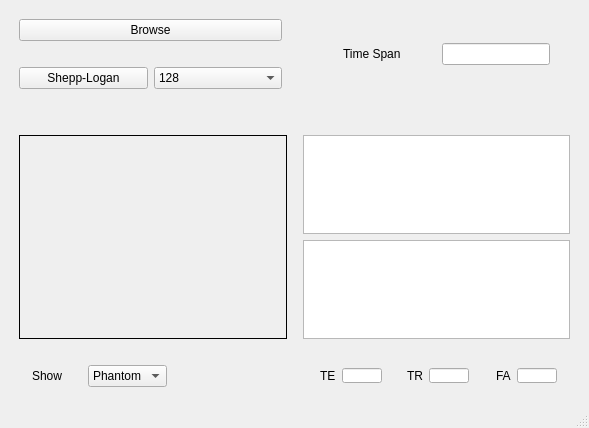
The window that MRI.ui (Merna-Atef/MRI-) describes before a commit, drawn with Qt 5.
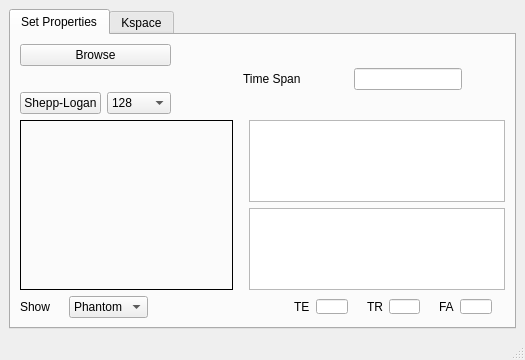
The same window after the commit. Custom widgets are drawn as their Qt base class.

What changed in the file:
```diff
--- a/MRI.ui
+++ b/MRI.ui
@@ -6,51 +6,224 @@
    <rect>
     <x>0</x>
     <y>0</y>
-    <width>589</width>
-    <height>428</height>
+    <width>525</width>
+    <height>360</height>
    </rect>
   </property>
-  <property name="minimumSize">
-   <size>
-    <width>589</width>
-    <height>428</height>
-   </size>
-  </property>
   <property name="windowTitle">
    <string>MRI</string>
   </property>
   <widget class="QWidget" name="centralwidget">
-   <layout class="QGridLayout" name="gridLayout">
-    <item row="5" column="1">
-     <layout class="QHBoxLayout" name="horizontalLayout_5" stretch="0,0,0,0,0,0,0,0,0,0,0,0,0,0">
+   <layout class="QVBoxLayout" name="verticalLayout_10">
+    <item>
+     <widget class="QTabWidget" name="tabWidget">
+      <property name="currentIndex">
+       <number>0</number>
+      </property>
+      <widget class="QWidget" name="tab1">
+       <attribute name="title">
+        <string>Set Properties</string>
+       </attribute>
+       <layout class="QVBoxLayout" name="verticalLayout_7">
+        <item>
+         <layout class="QHBoxLayout" name="horizontalLayout_11">
+          <item>
+           <layout class="QHBoxLayout" name="horizontalLayout_12">
+            <item>
+             <layout class="QVBoxLayout" name="verticalLayout_5">
+              <item alignment="Qt::AlignVCenter">
+               <widget class="QPushButton" name="btnBrowse_3">
+                <property name="minimumSize">
+                 <size>
+                  <width>100</width>
+                  <height>0</height>
+                 </size>
+                </property>
+                <property name="text">
+                 <string>Browse</string>
+                </property>
+               </widget>
+              </item>
+              <item>
+               <spacer name="verticalSpacer_10">
+                <property name="orientation">
+                 <enum>Qt::Vertical</enum>
+                </property>
+                <property name="sizeType">
+                 <enum>QSizePolicy::Fixed</enum>
+                </property>
+                <property name="sizeHint" stdset="0">
+                 <size>
+                  <width>20</width>
+                  <height>20</height>
+                 </size>
+                </property>
+               </spacer>
+              </item>
+              <item>
+               <layout class="QHBoxLayout" name="horizontalLayout_13">
+                <item>
+                 <widget class="QPushButton" name="btnSheppCreate_3">
+                  <property name="text">
+                   <string>Shepp-Logan</string>
+                  </property>
+                 </widget>
+                </item>
+                <item>
+                 <widget class="QComboBox" name="comboSheppSize_3">
+                  <item>
+                   <property name="text">
+                    <string>128</string>
+                   </property>
+                  </item>
+                  <item>
+                   <property name="text">
+                    <string>256</string>
+                   </property>
+                  </item>
+                  <item>
+                   <property name="text">
+                    <string>512</string>
+                   </property>
+                  </item>
+                 </widget>
+                </item>
+               </layout>
+              </item>
+             </layout>
+            </item>
+            <item>
+             <spacer name="horizontalSpacer_3">
+              <property name="orientation">
+               <enum>Qt::Horizontal</enum>
+              </property>
+              <property name="sizeType">
+               <enum>QSizePolicy::Fixed</enum>
+              </property>
+              <property name="sizeHint" stdset="0">
+               <size>
+                <width>20</width>
+                <height>20</height>
+               </size>
+              </property>
+             </spacer>
+            </item>
+            <item alignment="Qt::AlignHCenter">
+             <widget class="QLabel" name="label_11">
+              <property name="text">
+               <string>Time Span</string>
+              </property>
+             </widget>
+            </item>
+            <item alignment="Qt::AlignLeft">
+             <widget class="QLineEdit" name="plotTime_3">
+              <property name="sizePolicy">
+               <sizepolicy hsizetype="Minimum" vsizetype="Fixed">
+                <horstretch>0</horstretch>
+                <verstretch>0</verstretch>
+               </sizepolicy>
+              </property>
+              <property name="minimumSize">
+               <size>
+                <width>40</width>
+                <height>10</height>
+               </size>
+              </property>
+             </widget>
+            </item>
+           </layout>
+          </item>
+         </layout>
+        </item>
+        <item>
+         <layout class="QHBoxLayout" name="horizontalLayout_14">
+          <item>
+           <widget class="QLabel" name="phantomlbl_3">
+            <property name="minimumSize">
+             <size>
+              <width>128</width>
+              <height>128</height>
+             </size>
+            </property>
+            <property name="mouseTracking">
+             <bool>true</bool>
+            </property>
+            <property name="frameShape">
+             <enum>QFrame::Box</enum>
+            </property>
+            <property name="text">
+             <string/>
+            </property>
+           </widget>
+          </item>
+          <item>
+           <spacer name="horizontalSpacer_18">
+            <property name="orientation">
+             <enum>Qt::Horizontal</enum>
+            </property>
+            <property name="sizeType">
+             <enum>QSizePolicy::Fixed</enum>
+            </property>
+            <property name="sizeHint" stdset="0">
+             <size>
+              <width>10</width>
+              <height>20</height>
+             </size>
+            </property>
+           </spacer>
+          </item>
+          <item>
+           <layout class="QVBoxLayout" name="verticalLayout_6">
+            <item>
+             <widget class="PlotWidget" name="graphicsPlotT1_3">
+              <property name="sizePolicy">
+               <sizepolicy hsizetype="Preferred" vsizetype="Preferred">
+                <horstretch>0</horstretch>
+                <verstretch>0</verstretch>
+               </sizepolicy>
+              </property>
+              <property name="maximumSize">
+               <size>
+                <width>16777215</width>
+                <height>16777215</height>
+               </size>
+              </property>
+             </widget>
+            </item>
+            <item>
+             <widget class="PlotWidget" name="graphicsPlotT2_3">
+              <property name="sizePolicy">
+               <sizepolicy hsizetype="Preferred" vsizetype="Preferred">
+                <horstretch>0</horstretch>
+                <verstretch>0</verstretch>
+               </sizepolicy>
+              </property>
+              <property name="maximumSize">
+               <size>
+                <width>16777215</width>
+                <height>16777215</height>
+               </size>
+              </property>
+             </widget>
+            </item>
+           </layout>
+          </item>
+         </layout>
+        </item>
+        <item>
+         <layout class="QHBoxLayout" name="horizontalLayout_15" stretch="0,0,0,0,0,0,0,0,0,0,0,0,0">
       <property name="sizeConstraint">
        <enum>QLayout::SetDefaultConstraint</enum>
       </property>
       <item>
-       <spacer name="horizontalSpacer_12">
-        <property name="orientation">
-         <enum>Qt::Horizontal</enum>
-        </property>
-        <property name="sizeType">
-         <enum>QSizePolicy::Fixed</enum>
-        </property>
-        <property name="sizeHint" stdset="0">
-         <size>
-          <width>13</width>
-          <height>20</height>
-         </size>
-        </property>
-       </spacer>
-      </item>
-      <item alignment="Qt::AlignRight">
-       <widget class="QLabel" name="label_3">
+           <widget class="QLabel" name="label_12">
         <property name="text">
          <string>Show</string>
         </property>
        </widget>
       </item>
       <item>
-       <spacer name="horizontalSpacer_5">
+           <spacer name="horizontalSpacer_19">
         <property name="orientation">
          <enum>Qt::Horizontal</enum>
         </property>
@@ -59,14 +232,14 @@
         </property>
         <property name="sizeHint" stdset="0">
          <size>
-          <width>20</width>
+              <width>13</width>
           <height>20</height>
          </size>
         </property>
        </spacer>
       </item>
       <item>
-       <widget class="QComboBox" name="comboViewMode">
+           <widget class="QComboBox" name="comboViewMode_3">
         <item>
          <property name="text">
           <string>Phantom</string>
@@ -90,7 +263,7 @@
        </widget>
       </item>
       <item>
-       <spacer name="horizontalSpacer_7">
+           <spacer name="horizontalSpacer_20">
         <property name="orientation">
          <enum>Qt::Horizontal</enum>
         </property>
@@ -105,15 +278,15 @@
         </property>
        </spacer>
       </item>
-      <item alignment="Qt::AlignRight">
-       <widget class="QLabel" name="label_4">
+          <item>
+           <widget class="QLabel" name="label_13">
         <property name="text">
          <string>TE</string>
         </property>
        </widget>
       </item>
       <item>
-       <widget class="QLineEdit" name="TimeEcho">
+           <widget class="QLineEdit" name="TimeEcho_3">
         <property name="maximumSize">
          <size>
           <width>40</width>
@@ -123,7 +296,7 @@
        </widget>
       </item>
       <item>
-       <spacer name="horizontalSpacer_8">
+           <spacer name="horizontalSpacer_21">
         <property name="orientation">
          <enum>Qt::Horizontal</enum>
         </property>
@@ -138,15 +311,15 @@
         </property>
        </spacer>
       </item>
-      <item alignment="Qt::AlignRight">
-       <widget class="QLabel" name="label_5">
+          <item>
+           <widget class="QLabel" name="label_14">
         <property name="text">
          <string>TR</string>
         </property>
        </widget>
       </item>
       <item>
-       <widget class="QLineEdit" name="TimeRepeat">
+           <widget class="QLineEdit" name="TimeRepeat_3">
         <property name="maximumSize">
          <size>
           <width>40</width>
@@ -156,7 +329,7 @@
        </widget>
       </item>
       <item>
-       <spacer name="horizontalSpacer_9">
+           <spacer name="horizontalSpacer_22">
         <property name="orientation">
          <enum>Qt::Horizontal</enum>
         </property>
@@ -171,15 +344,15 @@
         </property>
        </spacer>
       </item>
-      <item alignment="Qt::AlignRight">
-       <widget class="QLabel" name="label_6">
+          <item>
+           <widget class="QLabel" name="label_15">
         <property name="text">
          <string>FA</string>
         </property>
        </widget>
       </item>
       <item>
-       <widget class="QLineEdit" name="FlipAngle">
+           <widget class="QLineEdit" name="FlipAngle_3">
         <property name="maximumSize">
          <size>
           <width>40</width>
@@ -189,7 +362,7 @@
        </widget>
       </item>
       <item>
-       <spacer name="horizontalSpacer_11">
+           <spacer name="horizontalSpacer_23">
         <property name="orientation">
          <enum>Qt::Horizontal</enum>
         </property>
@@ -206,74 +379,17 @@
       </item>
      </layout>
     </item>
-    <item row="3" column="0">
-     <spacer name="horizontalSpacer_2">
-      <property name="orientation">
-       <enum>Qt::Horizontal</enum>
-      </property>
-      <property name="sizeType">
-       <enum>QSizePolicy::Fixed</enum>
-      </property>
-      <property name="sizeHint" stdset="0">
-       <size>
-        <width>10</width>
-        <height>20</height>
-       </size>
-      </property>
-     </spacer>
-    </item>
-    <item row="4" column="1">
-     <spacer name="verticalSpacer">
-      <property name="orientation">
-       <enum>Qt::Vertical</enum>
-      </property>
-      <property name="sizeType">
-       <enum>QSizePolicy::Fixed</enum>
-      </property>
-      <property name="sizeHint" stdset="0">
-       <size>
-        <width>20</width>
-        <height>20</height>
-       </size>
-      </property>
-     </spacer>
-    </item>
-    <item row="3" column="2">
-     <spacer name="horizontalSpacer_3">
-      <property name="orientation">
-       <enum>Qt::Horizontal</enum>
-      </property>
-      <property name="sizeType">
-       <enum>QSizePolicy::Fixed</enum>
-      </property>
-      <property name="sizeHint" stdset="0">
-       <size>
-        <width>10</width>
-        <height>20</height>
-       </size>
-      </property>
-     </spacer>
-    </item>
-    <item row="6" column="1">
-     <spacer name="verticalSpacer_4">
-      <property name="orientation">
-       <enum>Qt::Vertical</enum>
-      </property>
-      <property name="sizeType">
-       <enum>QSizePolicy::Fixed</enum>
-      </property>
-      <property name="sizeHint" stdset="0">
-       <size>
-        <width>20</width>
-        <height>10</height>
-       </size>
-      </property>
-     </spacer>
-    </item>
-    <item row="3" column="1">
-     <layout class="QHBoxLayout" name="horizontalLayout">
+       </layout>
+      </widget>
+      <widget class="QWidget" name="tab2">
+       <attribute name="title">
+        <string>Kspace</string>
+       </attribute>
+       <layout class="QVBoxLayout" name="verticalLayout_9">
       <item>
-       <widget class="QLabel" name="phantomlbl">
+         <layout class="QHBoxLayout" name="horizontalLayout_17">
+          <item>
+           <widget class="QLabel" name="kspaceLbl">
         <property name="minimumSize">
          <size>
           <width>128</width>
@@ -292,7 +408,7 @@
        </widget>
       </item>
       <item>
-       <spacer name="horizontalSpacer_4">
+           <spacer name="horizontalSpacer_24">
         <property name="orientation">
          <enum>Qt::Horizontal</enum>
         </property>
@@ -301,191 +417,34 @@
         </property>
         <property name="sizeHint" stdset="0">
          <size>
-          <width>10</width>
+              <width>13</width>
           <height>20</height>
          </size>
         </property>
        </spacer>
       </item>
       <item>
-       <layout class="QVBoxLayout" name="verticalLayout_3">
-        <item>
-         <widget class="PlotWidget" name="graphicsPlotT1">
-          <property name="sizePolicy">
-           <sizepolicy hsizetype="Preferred" vsizetype="Preferred">
-            <horstretch>0</horstretch>
-            <verstretch>0</verstretch>
-           </sizepolicy>
-          </property>
-          <property name="maximumSize">
-           <size>
-            <width>16777215</width>
-            <height>16777215</height>
-           </size>
+           <widget class="QLabel" name="imgFromKspace">
+            <property name="frameShape">
+             <enum>QFrame::Box</enum>
+            </property>
+            <property name="text">
+             <string/>
           </property>
          </widget>
         </item>
-        <item>
-         <widget class="PlotWidget" name="graphicsPlotT2">
-          <property name="sizePolicy">
-           <sizepolicy hsizetype="Preferred" vsizetype="Preferred">
-            <horstretch>0</horstretch>
-            <verstretch>0</verstretch>
-           </sizepolicy>
-          </property>
-          <property name="maximumSize">
-           <size>
-            <width>16777215</width>
-            <height>16777215</height>
-           </size>
-          </property>
-         </widget>
-        </item>
-       </layout>
-      </item>
-     </layout>
-    </item>
-    <item row="2" column="1">
-     <spacer name="verticalSpacer_3">
-      <property name="orientation">
-       <enum>Qt::Vertical</enum>
-      </property>
-      <property name="sizeType">
-       <enum>QSizePolicy::Fixed</enum>
-      </property>
-      <property name="sizeHint" stdset="0">
-       <size>
-        <width>20</width>
-        <height>40</height>
-       </size>
-      </property>
-     </spacer>
-    </item>
-    <item row="0" column="1">
-     <spacer name="verticalSpacer_5">
-      <property name="orientation">
-       <enum>Qt::Vertical</enum>
-      </property>
-      <property name="sizeType">
-       <enum>QSizePolicy::Fixed</enum>
-      </property>
-      <property name="sizeHint" stdset="0">
-       <size>
-        <width>20</width>
-        <height>10</height>
-       </size>
-      </property>
-     </spacer>
-    </item>
-    <item row="1" column="1">
-     <layout class="QHBoxLayout" name="horizontalLayout_2">
+         </layout>
+        </item>
       <item>
-       <layout class="QVBoxLayout" name="verticalLayout">
-        <item alignment="Qt::AlignVCenter">
-         <widget class="QPushButton" name="btnBrowse">
-          <property name="minimumSize">
-           <size>
-            <width>100</width>
-            <height>0</height>
-           </size>
-          </property>
+         <widget class="QPushButton" name="startSeq">
           <property name="text">
-           <string>Browse</string>
+           <string>Start Sequence</string>
           </property>
          </widget>
         </item>
-        <item>
-         <spacer name="verticalSpacer_8">
-          <property name="orientation">
-           <enum>Qt::Vertical</enum>
-          </property>
-          <property name="sizeType">
-           <enum>QSizePolicy::Fixed</enum>
-          </property>
-          <property name="sizeHint" stdset="0">
-           <size>
-            <width>20</width>
-            <height>20</height>
-           </size>
-          </property>
-         </spacer>
-        </item>
-        <item>
-         <layout class="QHBoxLayout" name="horizontalLayout_3">
-          <item>
-           <widget class="QPushButton" name="btnSheppCreate">
-            <property name="text">
-             <string>Shepp-Logan</string>
-            </property>
-           </widget>
-          </item>
-          <item>
-           <widget class="QComboBox" name="comboSheppSize">
-            <item>
-             <property name="text">
-              <string>128</string>
-             </property>
-            </item>
-            <item>
-             <property name="text">
-              <string>256</string>
-             </property>
-            </item>
-            <item>
-             <property name="text">
-              <string>512</string>
-             </property>
-            </item>
-           </widget>
-          </item>
-         </layout>
-        </item>
-       </layout>
-      </item>
-      <item>
-       <spacer name="horizontalSpacer">
-        <property name="orientation">
-         <enum>Qt::Horizontal</enum>
-        </property>
-        <property name="sizeType">
-         <enum>QSizePolicy::Fixed</enum>
-        </property>
-        <property name="sizeHint" stdset="0">
-         <size>
-          <width>20</width>
-          <height>20</height>
-         </size>
-        </property>
-       </spacer>
-      </item>
-      <item>
-       <layout class="QHBoxLayout" name="horizontalLayout_4">
-        <item alignment="Qt::AlignHCenter">
-         <widget class="QLabel" name="label">
-          <property name="text">
-           <string>Time Span</string>
-          </property>
-         </widget>
-        </item>
-        <item alignment="Qt::AlignLeft">
-         <widget class="QLineEdit" name="plotTime">
-          <property name="sizePolicy">
-           <sizepolicy hsizetype="Minimum" vsizetype="Fixed">
-            <horstretch>0</horstretch>
-            <verstretch>0</verstretch>
-           </sizepolicy>
-          </property>
-          <property name="minimumSize">
-           <size>
-            <width>40</width>
-            <height>10</height>
-           </size>
-          </property>
-         </widget>
-        </item>
-       </layout>
-      </item>
-     </layout>
+       </layout>
+      </widget>
+     </widget>
     </item>
    </layout>
   </widget>
```
Left out of the diff: 14 changed lines with no effect on the pictures. Lines whose indentation alone changed are shown as unchanged.
